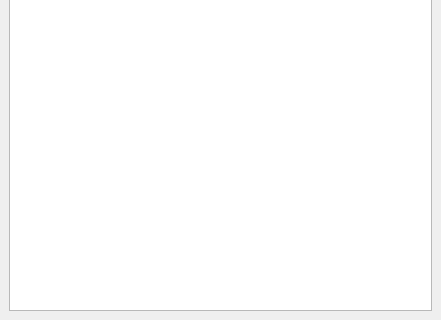
Above: arho_feature_template/gui/docks/plan_features_dock.ui from GispoCoding/arho-qgis-plugin before the change; both pictures show x 0 to 441 and y 295 to 615 of the 441 by 615 pixel window. Below: the same form after it.
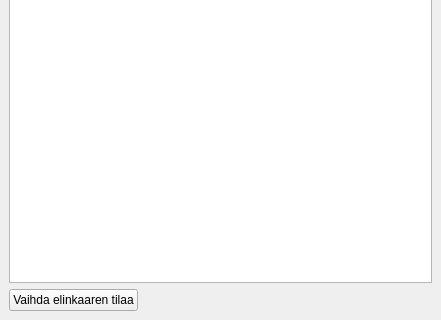
That is the form after the change. Custom widgets are drawn as their Qt base class.

Commit message:
Allow lifecycle editing on features
If a plan is beyond the Under Rectification Reminder lifecycle status a lifecycle of features can be edited

Patch:
```diff
--- a/arho_feature_template/gui/docks/plan_features_dock.ui
+++ b/arho_feature_template/gui/docks/plan_features_dock.ui
@@ -109,6 +109,30 @@
       </attribute>
      </widget>
     </item>
+    <item>
+     <layout class="QHBoxLayout" name="horizontal_layout_tools">
+      <item>
+       <widget class="PushButtonEditLifecycle" name="push_button_edit_lifecycle">
+        <property name="text">
+         <string>Vaihda elinkaaren tilaa</string>
+        </property>
+       </widget>
+      </item>
+      <item>
+       <spacer name="horizontalSpacer">
+        <property name="orientation">
+         <enum>Qt::Horizontal</enum>
+        </property>
+        <property name="sizeHint" stdset="0">
+         <size>
+          <width>40</width>
+          <height>20</height>
+         </size>
+        </property>
+       </spacer>
+      </item>
+     </layout>
+    </item>
    </layout>
   </widget>
  </widget>
@@ -118,6 +142,11 @@
    <extends>QLineEdit</extends>
    <header>qgsfilterlineedit.h</header>
   </customwidget>
+  <customwidget>
+   <class>PushButtonEditLifecycle</class>
+   <extends>QPushButton</extends>
+   <header>arho_feature_template.gui.components.push_button_edit_lifecycle</header>
+  </customwidget>
  </customwidgets>
  <resources/>
  <connections/>
```
The commit also changes 7 other files.
